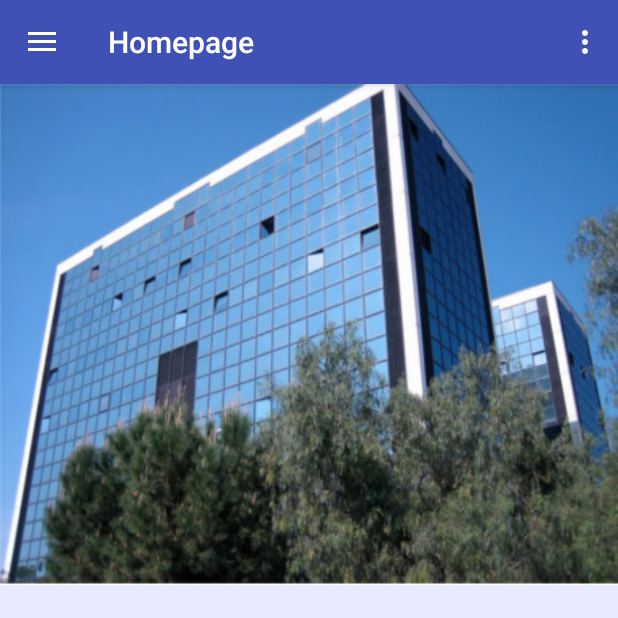
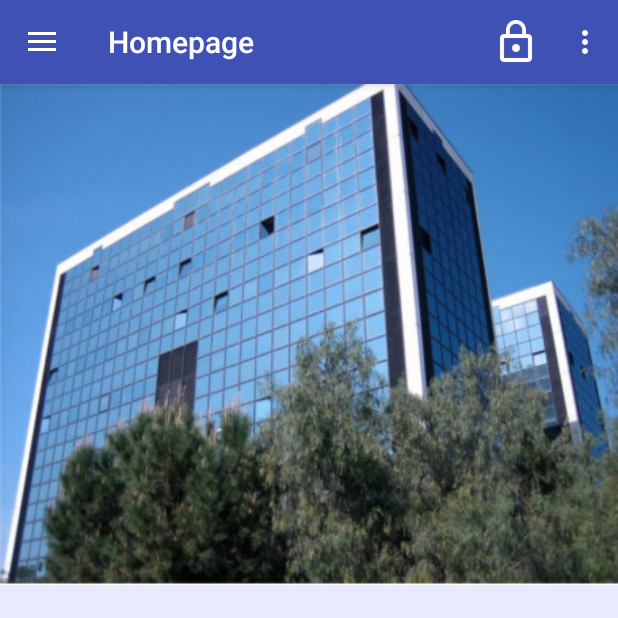
Before and after one commit to CoxRos/MyDibGruppo4, an Android app: the screen it shows after launch (HomePage), after a tap on an icon or button, on a phone screen of 412 x 824 dp, the top half of it. Run offline under Robolectric (Android 15) with nearby library versions, the phone set to English and light mode, and no system bars; 1 other tap on this screen came first.

Commit message:
fixing before merge

```diff
--- a/app/src/main/AndroidManifest.xml
+++ b/app/src/main/AndroidManifest.xml
@@ -64,7 +64,6 @@
         <activity
             android:label="Carica Appunti"
             android:theme="@style/AppTheme.NoActionBar"
-            android:noHistory="true"
             android:name=".business.logged.sharing.UploadNotes"></activity>
     </application>
 
--- a/app/src/main/java/gruppo4/dib/sms2016/mydib2016/business/Autenticazione/Login.java
+++ b/app/src/main/java/gruppo4/dib/sms2016/mydib2016/business/Autenticazione/Login.java
@@ -50,7 +50,7 @@ public class Login extends AppCompatActivity {
     public SharedPreferences preferences;
     public SharedPreferences.Editor editor;
     public static boolean logged;
-    public static String matricola;
+    public static String matricola,email;
 
     @Override
     protected void onCreate(Bundle savedInstanceState) {
@@ -198,4 +198,9 @@ public class Login extends AppCompatActivity {
         edit.putBoolean("logged",valore);
         edit.commit();
     }
+
+    public void getEmail(Context context) {
+        SharedPreferences prefs = context.getSharedPreferences("CREDENZIALI", MODE_PRIVATE);
+        email = prefs.getString("email", "");
+    }
 }
--- a/app/src/main/res/menu/homepage.xml
+++ b/app/src/main/res/menu/homepage.xml
@@ -11,4 +11,12 @@
         android:orderInCategory="100"
         android:title="@string/action_faq"
         app:showAsAction="never" />
+
+    <item
+        android:id="@+id/action_accesso"
+        android:orderInCategory="100"
+        android:title="@string/action_login"
+        android:icon="@drawable/ic_login"
+        app:showAsAction="ifRoom" />
+
 </menu>
--- a/app/src/main/res/values/strings.xml
+++ b/app/src/main/res/values/strings.xml
@@ -7,6 +7,7 @@
 
     <string name="action_settings">Settings</string>
     <string name="action_faq">FAQ</string>
+    <string name="action_login"></string>
 
     <string name="hello_blank_fragment">Hello blank fragment</string>
     <string name="title_activity_homepage">Homepage</string>
```
Also changed, not shown: app/src/main/java/gruppo4/dib/sms2016/mydib2016/business/logged/sharing/UploadNotes.java (+17 -6 lines), app/src/main/res/drawable/ic_login.png (added), app/src/main/res/drawable/ic_logout.png (added), app/src/main/res/mipmap-hdpi/ic_login.png (added), app/src/main/res/mipmap-mdpi/ic_login.png (added), app/src/main/res/mipmap-xhdpi/ic_login.png (added), app/src/main/res/mipmap-xxhdpi/ic_login.png (added), app/src/main/res/mipmap-xxxhdpi/ic_login.png (added).
